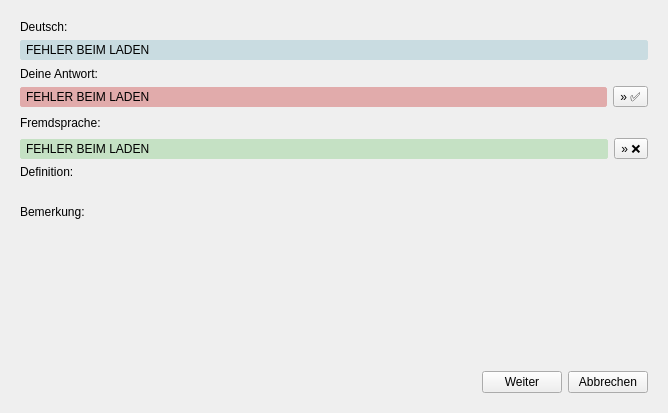
Above: Client/res/trainingsfenster.ui from samuelx12/Vocitrainer before the change. Below: the same form after it.
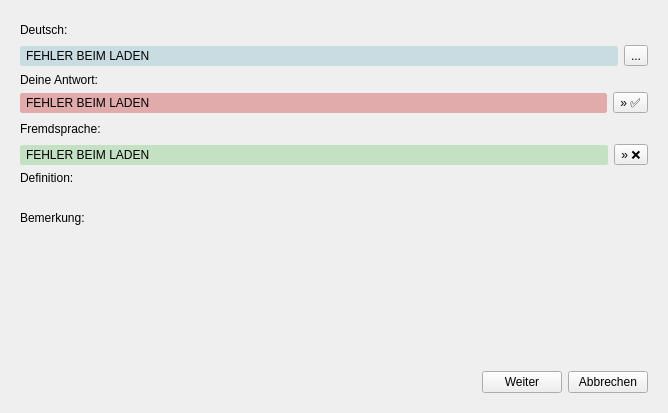
That is the form after the change. Icons and pictures are not drawn.

Diff of the .ui file:
```diff
--- a/Client/res/trainingsfenster.ui
+++ b/Client/res/trainingsfenster.ui
@@ -131,6 +131,12 @@
      <widget class="QWidget" name="antwort_page">
       <layout class="QVBoxLayout" name="verticalLayout_2">
        <item>
+        <layout class="QHBoxLayout" name="horizontalLayout_5">
+         <item>
+          <layout class="QVBoxLayout" name="verticalLayout_5">
+           <item>
+            <layout class="QHBoxLayout" name="horizontalLayout_6">
+             <item>
         <widget class="QLabel" name="a_lbl_deutsch_beschreibung">
          <property name="text">
           <string>Deutsch:</string>
@@ -138,6 +144,21 @@
         </widget>
        </item>
        <item>
+              <spacer name="horizontalSpacer_5">
+               <property name="orientation">
+                <enum>Qt::Horizontal</enum>
+               </property>
+               <property name="sizeHint" stdset="0">
+                <size>
+                 <width>40</width>
+                 <height>20</height>
+                </size>
+               </property>
+              </spacer>
+             </item>
+            </layout>
+           </item>
+           <item>
         <widget class="QLabel" name="a_lbl_deutsch_wort">
          <property name="styleSheet">
           <string notr="true">background-color: rgb(201, 220, 225);
@@ -152,6 +173,38 @@
           <bool>true</bool>
          </property>
         </widget>
+           </item>
+          </layout>
+         </item>
+         <item>
+          <layout class="QVBoxLayout" name="verticalLayout_11">
+           <item>
+            <widget class="QLabel" name="a_lbl_trotzdemRichtig_2">
+             <property name="text">
+              <string/>
+             </property>
+            </widget>
+           </item>
+           <item>
+            <widget class="QToolButton" name="toolButton">
+             <property name="text">
+              <string>...</string>
+             </property>
+             <property name="icon">
+              <iconset resource="../ressources.qrc">
+               <normaloff>:/icons/res/icons/rund_star_FILL0_wght400_GRAD0_opsz24.svg</normaloff>
+               <normalon>:/icons/res/icons/rund_star_FILL1_wght400_GRAD0_opsz24.svg</normalon>
+               <activeoff>:/icons/res/icons/rund_star_FILL1_wght400_GRAD0_opsz24.svg</activeoff>
+               <selectedon>:/icons/res/icons/rund_star_FILL1_wght400_GRAD0_opsz24.svg</selectedon>:/icons/res/icons/rund_star_FILL0_wght400_GRAD0_opsz24.svg</iconset>
+             </property>
+             <property name="checkable">
+              <bool>true</bool>
+             </property>
+            </widget>
+           </item>
+          </layout>
+         </item>
+        </layout>
        </item>
        <item>
         <layout class="QHBoxLayout" name="horizontalLayout_9">
```
Lines whose indentation alone changed are shown as unchanged.
